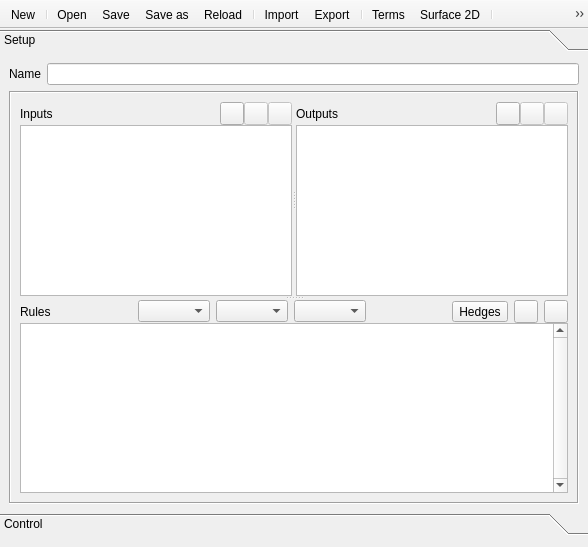
Qt form qtfuzzylite/ui/Window.ui (fuzzylite/fuzzylite) before a commit.
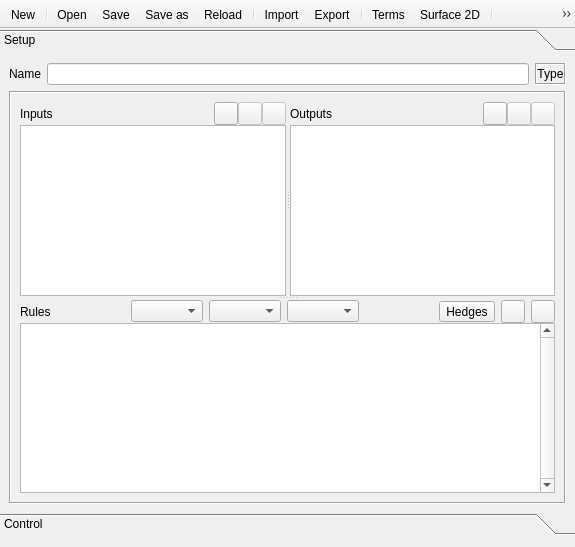
The same form after that commit. Icons and pictures are not drawn.

Commit message: Engine types

Patch:
```diff
--- a/qtfuzzylite/ui/Window.ui
+++ b/qtfuzzylite/ui/Window.ui
@@ -6,7 +6,7 @@
    <rect>
     <x>0</x>
     <y>0</y>
-    <width>588</width>
+    <width>575</width>
     <height>547</height>
    </rect>
   </property>
@@ -62,7 +62,7 @@
         <rect>
          <x>0</x>
          <y>0</y>
-         <width>588</width>
+         <width>575</width>
          <height>408</height>
         </rect>
        </property>
@@ -86,6 +86,11 @@
          <number>3</number>
         </property>
         <item>
+         <layout class="QHBoxLayout" name="horizontalLayout_6">
+          <property name="bottomMargin">
+           <number>0</number>
+          </property>
+          <item>
          <layout class="QFormLayout" name="formLayout">
           <property name="fieldGrowthPolicy">
            <enum>QFormLayout::ExpandingFieldsGrow</enum>
@@ -113,6 +118,33 @@
          </layout>
         </item>
         <item>
+           <widget class="QLabel" name="lbl_type">
+            <property name="frameShape">
+             <enum>QFrame::Box</enum>
+            </property>
+            <property name="frameShadow">
+             <enum>QFrame::Sunken</enum>
+            </property>
+            <property name="lineWidth">
+             <number>1</number>
+            </property>
+            <property name="midLineWidth">
+             <number>0</number>
+            </property>
+            <property name="text">
+             <string>Type</string>
+            </property>
+            <property name="alignment">
+             <set>Qt::AlignCenter</set>
+            </property>
+            <property name="textInteractionFlags">
+             <set>Qt::TextSelectableByMouse</set>
+            </property>
+           </widget>
+          </item>
+         </layout>
+        </item>
+        <item>
          <widget class="QFrame" name="frame_2">
           <property name="frameShape">
            <enum>QFrame::Box</enum>
```
Left out of the diff: 4 changed lines with no effect on the pictures. Lines whose indentation alone changed are shown as unchanged. The commit also changes 3 other files.
